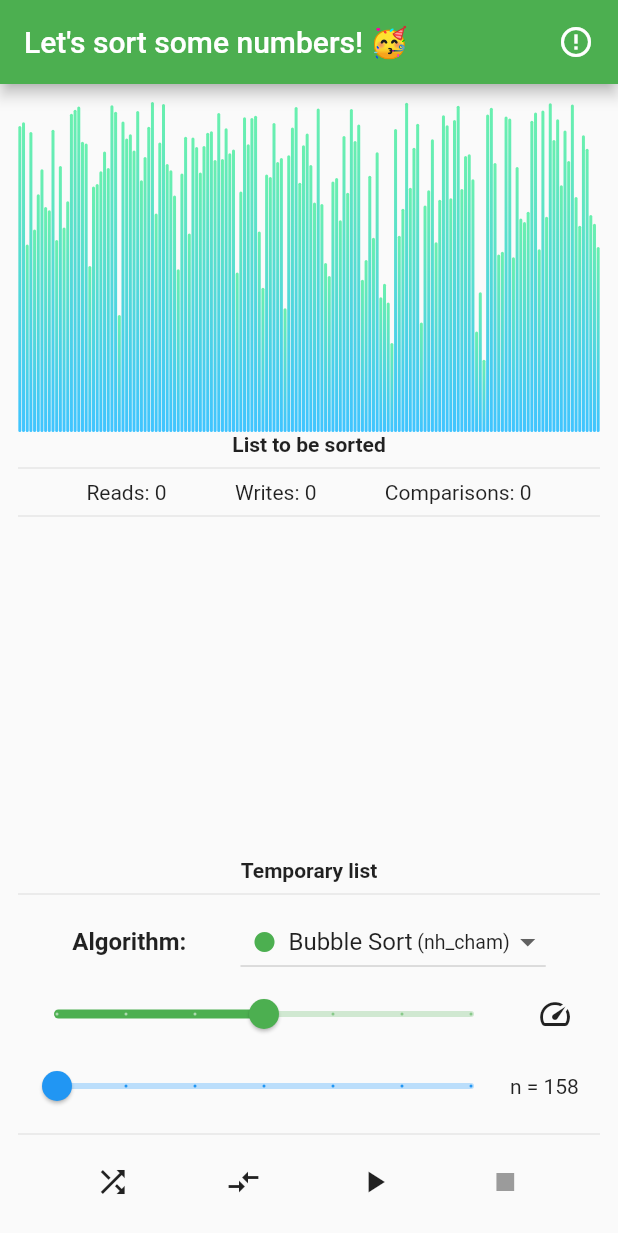
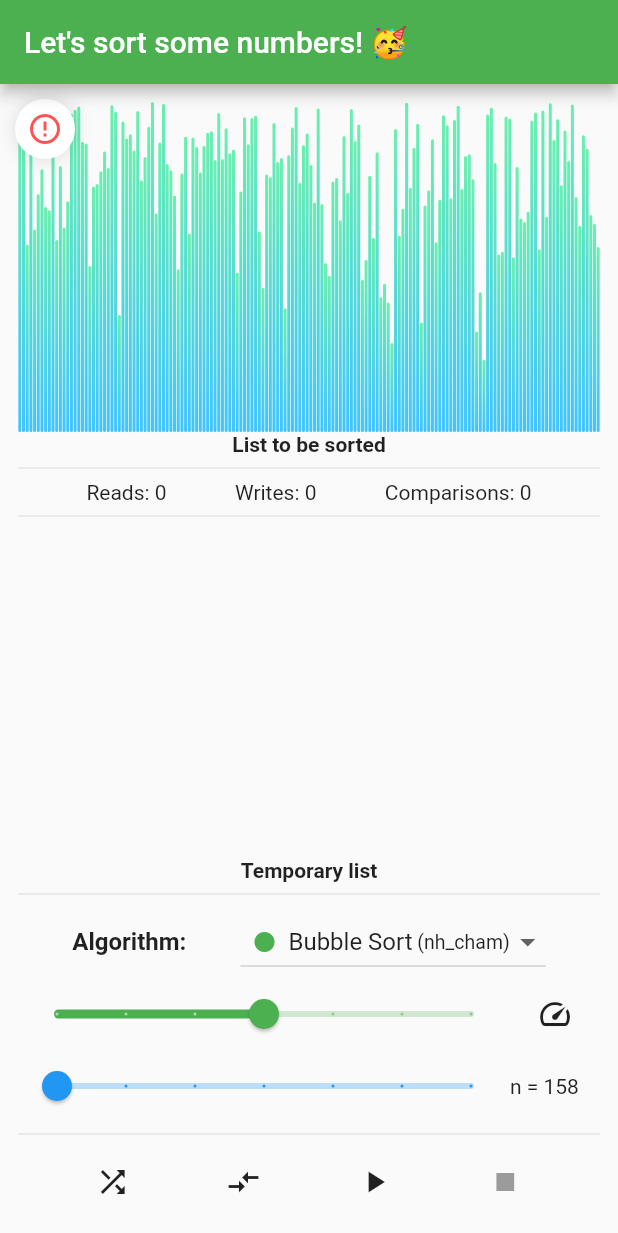
Before and after one commit to specht/sorting_sandbox, a Flutter app: the screen it shows after launch, on a phone screen of 412 x 824 dp. Shown: the top 1233 px of the screen. Run offline on Flutter 3.47's test engine with Material 2 defaults, Android fonts, the phone set to English and light mode, and no system bars; drawn by our look-alikes of fl_chart.

Commit message:
fixed algo ranking

```diff
--- a/lib/main.dart
+++ b/lib/main.dart
@@ -10,7 +10,9 @@ import 'package:flutter/material.dart';
 import 'algos/bubble_sort_nhcham.dart';
 import 'misc.dart';
 
-final List<SortingAlgorithm> algos = [new BubbleSortNHCham()];
+final List<SortingAlgorithm> algos = [
+  new BubbleSortNHCham(),
+];
 
 List speedSettings = [
   [1, 100],
@@ -59,7 +61,7 @@ class SortWidgetState extends State<SortWidget> {
   Map<int, List<Benchmark>> benchmarkByAlgo = {};
   int minX = 0, maxX = 1, minY = 0, maxY = 1;
   bool logx = false, logy = false;
-  List<String>? algoRanking;
+  List<int>? algoRanking;
 
   Isolate? oneShotIsolate;
   ReceivePort? oneShotReceivePort;
@@ -161,12 +163,15 @@ class SortWidgetState extends State<SortWidget> {
           benchmarkReceivePort = null;
           List listTemp = algos.mapIndexed<List>((index, entry) {
             var b = benchmarkByAlgo[index]!.last;
-            return [entry.name, b.r + b.w + b.c];
+            return [index, b.r + b.w + b.c, b.isSorted ? 1 : 0];
           }).toList();
           listTemp.sort((a, b) {
+            if (a[2] == b[2])
               return a[1].compareTo(b[1]);
+            else
+              return b[2].compareTo(a[2]);
           });
-          algoRanking = listTemp.map<String>((entry) => entry[0]).toList();
+          algoRanking = listTemp.map<int>((entry) => entry[0]).toList();
         });
       }
       if (data != null && data[0] == 'update') {
@@ -174,7 +179,7 @@ class SortWidgetState extends State<SortWidget> {
           int algoIndex = data[1];
           benchmarkByAlgo[algoIndex] ??= [];
           benchmarkByAlgo[algoIndex]!
-              .add(Benchmark(data[2], data[3], data[4], data[5]));
+              .add(Benchmark(data[2], data[3], data[4], data[5], data[6]));
         });
       }
     });
@@ -188,7 +193,8 @@ class SortWidgetState extends State<SortWidget> {
       for (int i = 0; i < algos.length; i++) {
         SortingAlgorithm entry = algos[i];
         String algoName = entry.name;
-        developer.log("Running $algoName with $count elements...");
+        developer
+            .log("Running $algoName (${entry.author}) with $count elements...");
         SortingAlgorithm algo = entry;
         List<int> _numbers = [for (int i = 0; i < count; i++) i + 1];
         if (mode == 'shuffled')
@@ -201,10 +207,22 @@ class SortWidgetState extends State<SortWidget> {
         numbers.init(_numbers);
         scratch.init(_scratch);
         algo.sort(numbers, scratch);
+        bool isSorted = true;
+        for (int i = 0; isSorted && i < numbers.length; i++) {
+          if (numbers[i].a != i + 1) isSorted = false;
+        }
+
         developer.log(
-            "reads: ${algo.rCount}, writes: ${algo.wCount}, compares: ${algo.cCount}");
-        sendPort
-            .send(['update', i, count, algo.rCount, algo.wCount, algo.cCount]);
+            "reads: ${algo.rCount}, writes: ${algo.wCount}, compares: ${algo.cCount}, sorted: ${isSorted}");
+        sendPort.send([
+          'update',
+          i,
+          count,
+          algo.rCount,
+          algo.wCount,
+          algo.cCount,
+          isSorted
+        ]);
       }
     }
     sendPort.send(['finished']);
@@ -266,14 +284,19 @@ class SortWidgetState extends State<SortWidget> {
   }
 
   Widget build(BuildContext context) {
+    developer.log(algoRanking.toString());
     final PageController pageController = PageController(initialPage: 0);
     List<Container> algoLegend = [];
-    for (int i = 0; i < algos.length; i++) {
-      String algoName =
-          (algoRanking != null && algoRanking!.length == algos.length)
-              ? algoRanking![i]
-              : algos[i].name;
+    for (int k = 0; k < algos.length; k++) {
+      int i = k;
+      if (algoRanking != null && algoRanking!.length == algos.length)
+        i = algoRanking![k];
+      String algoName = algos[i].name;
       String algoAuthor = algos[i].author;
+      bool algoFailed = false;
+      if (benchmarkByAlgo != null &&
+          benchmarkByAlgo.containsKey(i) &&
+          !benchmarkByAlgo[i]!.last.isSorted) algoFailed = true;
       algoLegend.add(
         Container(
             padding: EdgeInsets.symmetric(horizontal: 4, vertical: 4),
@@ -288,13 +311,18 @@ class SortWidgetState extends State<SortWidget> {
               child: Padding(
                 padding: const EdgeInsets.all(4.0),
                 child: Text(
-                    (algoRanking == null ? '' : '${i + 1}. ') +
+                    (algoRanking == null
+                            ? ''
+                            : (algoFailed ? '' : '${k + 1}. ')) +
                         algoName +
                         ' (' +
                         algoAuthor +
                         ')',
                     style: TextStyle(
-                      fontWeight: FontWeight.bold,
+                      decoration:
+                          algoFailed ? TextDecoration.lineThrough : null,
+                      fontWeight:
+                          algoFailed ? FontWeight.normal : FontWeight.bold,
                       color: benchmarkByAlgo.containsKey(i)
                           ? algos[i].color
                           : Colors.black38,
@@ -308,11 +336,6 @@ class SortWidgetState extends State<SortWidget> {
         title: Row(
           children: [
             Text("Let's sort some numbers! 🥳"),
-            Spacer(),
-            Icon(
-              isSorted ? Icons.check : Icons.error_outline,
-              color: isSorted ? Colors.white : Colors.white,
-            ),
           ],
         ),
       ),
@@ -320,8 +343,11 @@ class SortWidgetState extends State<SortWidget> {
       body: PageView(
         controller: pageController,
         children: [
+          Stack(
+            children: [
               Padding(
-            padding: const EdgeInsets.symmetric(horizontal: 12, vertical: 12),
+                padding:
+                    const EdgeInsets.symmetric(horizontal: 12, vertical: 12),
                 child: Column(
                   mainAxisAlignment: MainAxisAlignment.spaceBetween,
                   crossAxisAlignment: CrossAxisAlignment.stretch,
@@ -335,7 +361,8 @@ class SortWidgetState extends State<SortWidget> {
                             enabled: false,
                           ),
                           gridData: FlGridData(
-                          drawHorizontalLine: false, drawVerticalLine: false),
+                              drawHorizontalLine: false,
+                              drawVerticalLine: false),
                           titlesData: FlTitlesData(
                             show: false,
                           ),
@@ -398,7 +425,8 @@ class SortWidgetState extends State<SortWidget> {
                             enabled: false,
                           ),
                           gridData: FlGridData(
-                          drawHorizontalLine: false, drawVerticalLine: false),
+                              drawHorizontalLine: false,
+                              drawVerticalLine: false),
                           titlesData: FlTitlesData(
                             show: false,
                           ),
@@ -463,8 +491,9 @@ class SortWidgetState extends State<SortWidget> {
                                           size: 16,
                                         ),
                                       ),
-                                  Text(x.name, style: TextStyle(fontSize: 16)),
-                                  Text(" (${algos[sortingAlgoIndex].author})",
+                                      Text(x.name,
+                                          style: TextStyle(fontSize: 16)),
+                                      Text(" (${x.author})",
                                           style: TextStyle(fontSize: 13)),
                                     ],
                                   )))
@@ -523,7 +552,8 @@ class SortWidgetState extends State<SortWidget> {
                           ),
                         ),
                         SizedBox(
-                        child: Text("n = ${itos(numbers.length)}"), width: 60)
+                            child: Text("n = ${itos(numbers.length)}"),
+                            width: 60)
                       ],
                     ),
                     Divider(),
@@ -554,12 +584,34 @@ class SortWidgetState extends State<SortWidget> {
                                 : () => _startOneShotIsolate(),
                             icon: Icon(Icons.play_arrow)),
                         IconButton(
-                        onPressed: oneShotIsolate != null ? () => stop() : null,
+                            onPressed:
+                                oneShotIsolate != null ? () => stop() : null,
                             icon: Icon(Icons.stop)),
                       ],
                     ),
                   ],
                 ),
+              ),
+              Positioned(
+                left: 10,
+                top: 10,
+                child: Container(
+                  padding: EdgeInsets.all(8),
+                  decoration: BoxDecoration(
+                      boxShadow: [
+                        BoxShadow(
+                            color: Color.fromARGB(32, 0, 0, 0), blurRadius: 10)
+                      ],
+                      color: Colors.white,
+                      borderRadius: BorderRadius.all(Radius.circular(24))),
+                  child: Icon(
+                    isSorted ? Icons.check : Icons.error_outline,
+                    color: isSorted ? Colors.green : Colors.redAccent,
+                    size: 24.0,
+                  ),
+                ),
+              ),
+            ],
           ),
           Padding(
             padding: const EdgeInsets.symmetric(horizontal: 12, vertical: 12),
@@ -573,9 +625,9 @@ class SortWidgetState extends State<SortWidget> {
                     child: LineChart(
                       LineChartData(
                         lineBarsData: benchmarkByAlgo
-                            .map<String, LineChartBarData>((algoIndex, v) {
-                              return MapEntry<String, LineChartBarData>(
-                                  algos[algoIndex].name,
+                            .map<int, LineChartBarData>((algoIndex, v) {
+                              return MapEntry<int, LineChartBarData>(
+                                  algoIndex,
                                   LineChartBarData(
                                     spots: benchmarkByAlgo[algoIndex]!
                                         .map<FlSpot>((entry) {
@@ -597,6 +649,11 @@ class SortWidgetState extends State<SortWidget> {
                                               Colors.black45
                                         ]),
                                     barWidth: 2,
+                                    dashArray: benchmarkByAlgo[algoIndex]!
+                                            .last
+                                            .isSorted
+                                        ? null
+                                        : [2, 10],
                                     isStrokeCapRound: true,
                                     dotData: FlDotData(
                                       show: false,
--- a/lib/misc.dart
+++ b/lib/misc.dart
@@ -122,5 +122,6 @@ abstract class SortingAlgorithm {
 
 class Benchmark {
   final int n, r, w, c;
-  Benchmark(this.n, this.r, this.w, this.c);
+  final bool isSorted;
+  Benchmark(this.n, this.r, this.w, this.c, this.isSorted);
 }
```
Lines whose indentation alone changed are shown as unchanged.
